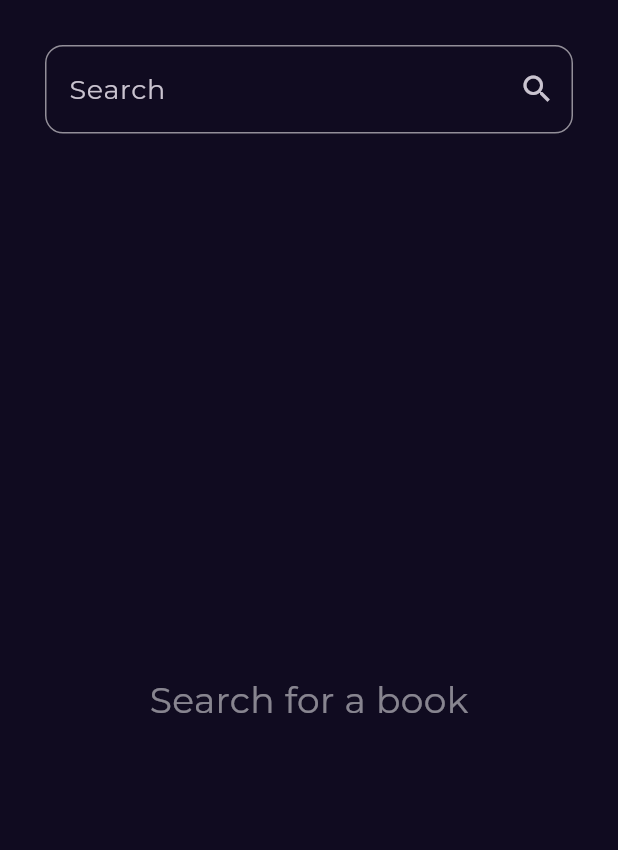
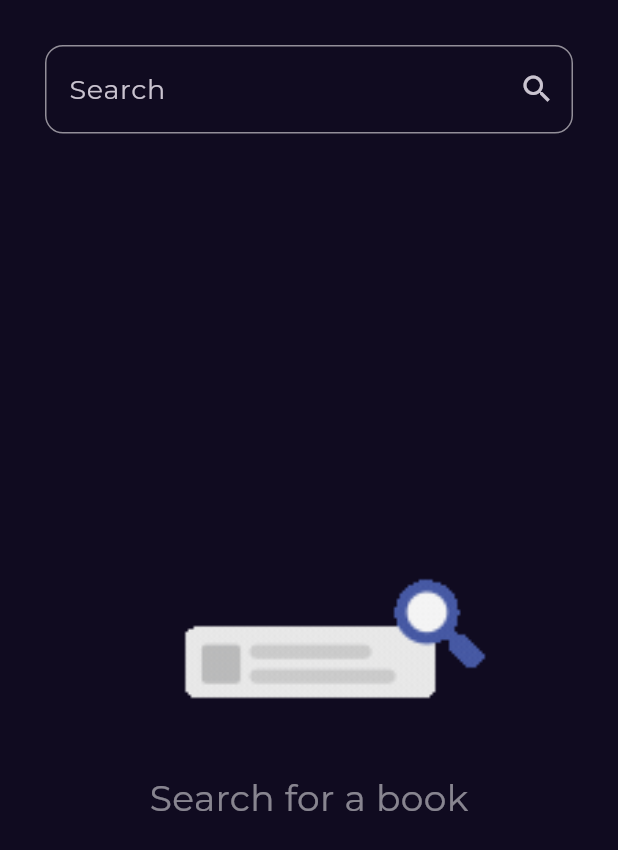
Before and after one commit to RamadanMohamed11/Bookly, a Flutter app: the screen it shows after launch, after a tap on an icon or button, on a phone screen of 412 x 824 dp. Shown: the top 850 px of the screen. Run offline on Flutter 3.47's test engine with Material 3 defaults, Android fonts, the phone set to English and light mode, and no system bars; our stand-ins replace bloc, cached_network_image, dartz, dio, equatable, flutter_bloc and 5 more; network calls fail.

Commit message:
change the animation curve and add gif image in search view body when there is nothing

```diff
--- a/lib/core/utils/assets_data.dart
+++ b/lib/core/utils/assets_data.dart
@@ -2,4 +2,5 @@ abstract class AssetsData {
   static const String logo = 'assets/images/logo.png';
 
   static const String defaultBook = 'assets/images/errorImage.png';
+  static const String search = 'assets/images/search.gif';
 }
--- a/lib/features/search/presentation/views/widgets/search_result_list_view.dart
+++ b/lib/features/search/presentation/views/widgets/search_result_list_view.dart
@@ -1,3 +1,4 @@
+import 'package:bookly/core/utils/assets_data.dart';
 import 'package:bookly/core/utils/styles.dart';
 import 'package:bookly/features/home/presentation/views/widgets/best_seller_widget.dart';
 import 'package:bookly/features/search/presentation/view_models/search_book_cubit/search_books_cubit.dart';
@@ -51,8 +52,15 @@ class SearchResultListView extends StatelessWidget {
         } else {
           return Column(
             mainAxisAlignment: MainAxisAlignment.center,
-            crossAxisAlignment: CrossAxisAlignment.stretch,
             children: [
+              SizedBox(
+                width: MediaQuery.of(context).size.width / 1.5,
+                child: AspectRatio(
+                  aspectRatio: 2.5,
+                  child: Image.asset(AssetsData.search, fit: BoxFit.cover),
+                ),
+              ),
+              SizedBox(height: 20),
               Center(
                 child: Text(
                   'Search for a book',
--- a/lib/features/splash/presentation/views/widgets/splash_view_body.dart
+++ b/lib/features/splash/presentation/views/widgets/splash_view_body.dart
@@ -27,7 +27,7 @@ class _SplashViewBodyState extends State<SplashViewBody>
   }
 
   void navigateToHome() {
-    Future.delayed(Duration(seconds: 5), () {
+    Future.delayed(Duration(seconds: 4), () {
       // using router to navigate
       GoRouter.of(context).pushReplacement(AppRouter.kHomeView);
     });
@@ -41,11 +41,15 @@ class _SplashViewBodyState extends State<SplashViewBody>
     textSlidingAnimation = Tween<Offset>(
       begin: Offset(10, 0),
       end: Offset.zero,
-    ).animate(animationController);
+    ).animate(
+      CurvedAnimation(parent: animationController, curve: Curves.easeInOut),
+    );
     imageSlidingAnimation = Tween<Offset>(
       begin: Offset(-10, 0),
       end: Offset.zero,
-    ).animate(animationController);
+    ).animate(
+      CurvedAnimation(parent: animationController, curve: Curves.easeInOut),
+    );
     animationController.forward();
   }
 
```
Also changed, not shown: assets/images/search.gif (added).
